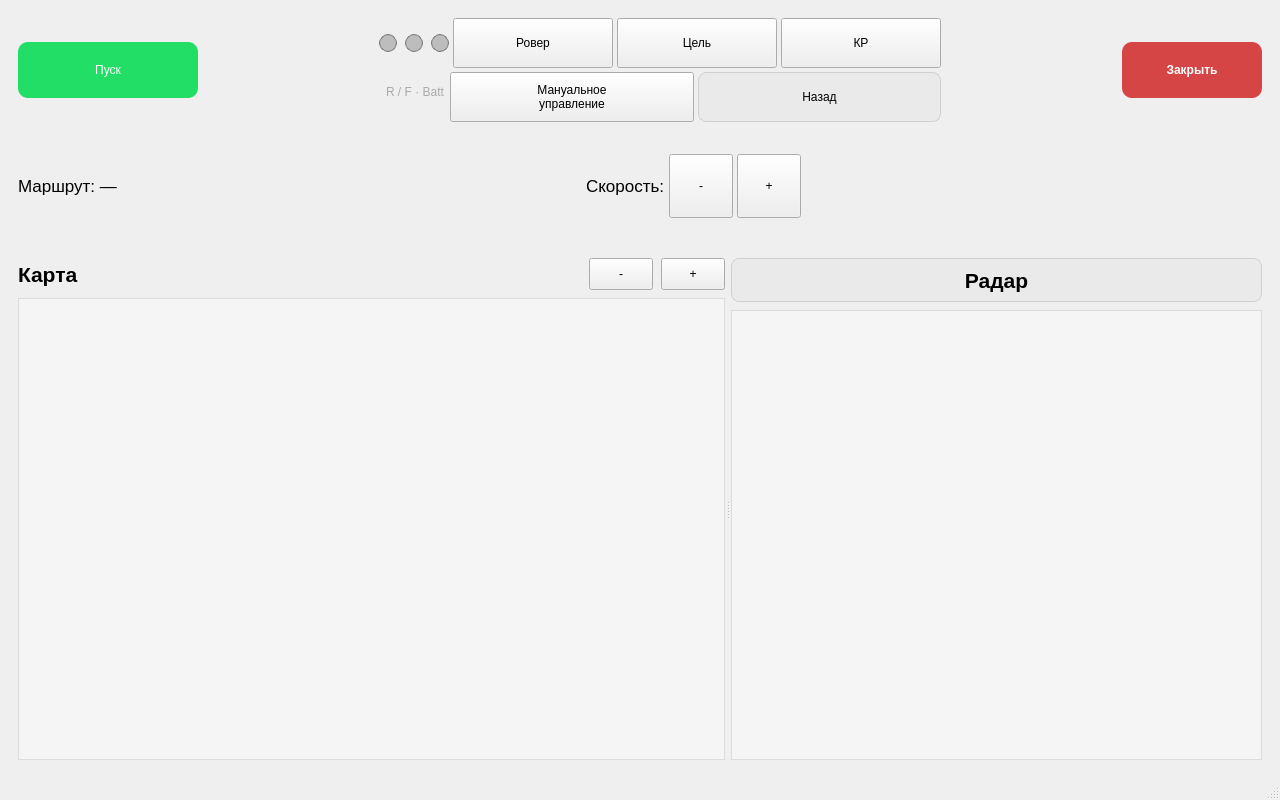
This is lidar_guard_ws/src/lidar_guard/ui/main_window.ui in AndreiPurits/platform_control_project as Qt 5 draws it before an edit. The edited form follows.
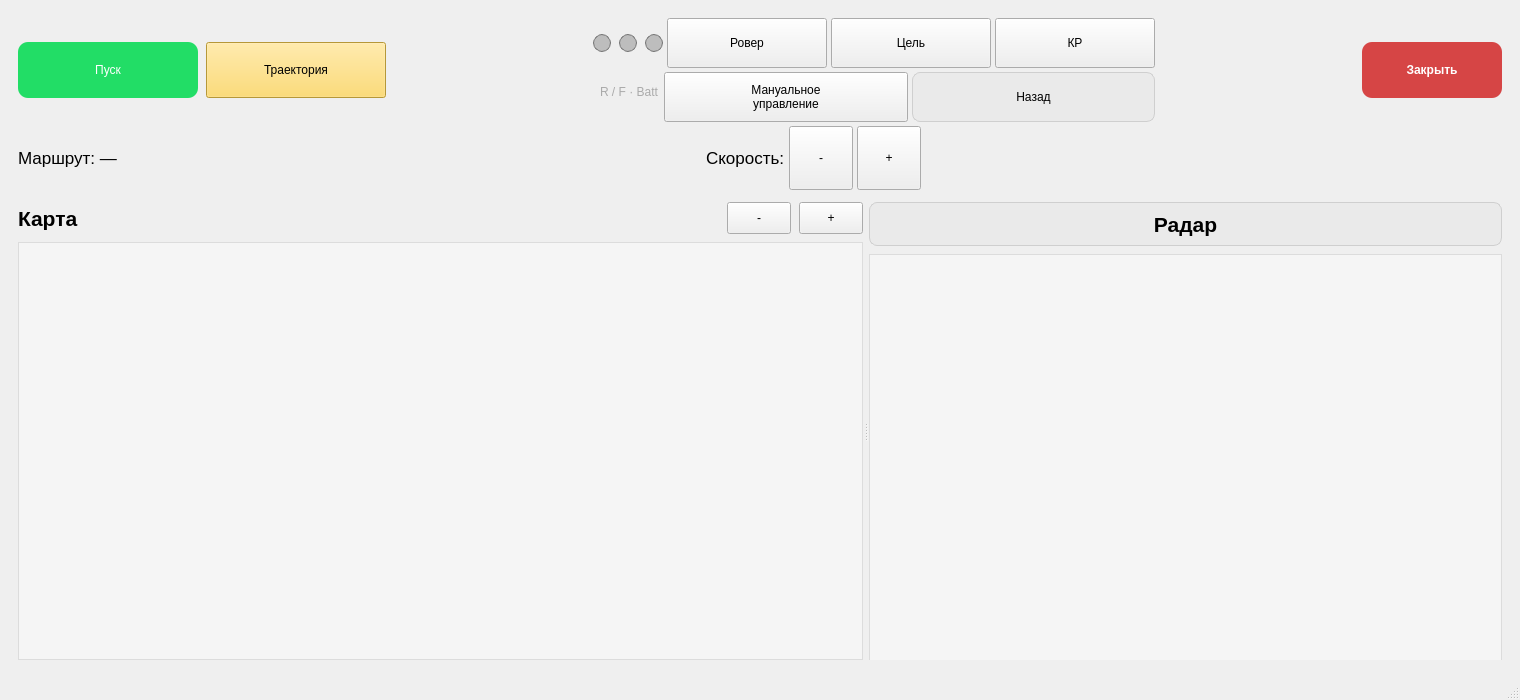
This is the edited form.

Commit message: Trajectory mode, flags logic, trajectory editor, routing fixes

The edit to the form file:
```diff
--- a/lidar_guard_ws/src/lidar_guard/ui/main_window.ui
+++ b/lidar_guard_ws/src/lidar_guard/ui/main_window.ui
@@ -6,20 +6,20 @@
    <rect>
     <x>0</x>
     <y>0</y>
-    <width>1280</width>
-    <height>800</height>
+    <width>1520</width>
+    <height>700</height>
    </rect>
   </property>
   <property name="minimumSize">
    <size>
-    <width>1280</width>
-    <height>800</height>
+    <width>1520</width>
+    <height>700</height>
    </size>
   </property>
   <property name="maximumSize">
    <size>
-    <width>1280</width>
-    <height>800</height>
+    <width>1520</width>
+    <height>700</height>
    </size>
   </property>
   <property name="windowTitle">
@@ -299,6 +299,22 @@
               </property>
              </widget>
             </item>
+            <item>
+             <widget class="QPushButton" name="btnTrajectory">
+              <property name="minimumSize">
+               <size>
+                <width>180</width>
+                <height>56</height>
+               </size>
+              </property>
+              <property name="styleSheet">
+               <string notr="true">background-color: #ffd54f;</string>
+              </property>
+              <property name="text">
+               <string>Траектория</string>
+              </property>
+             </widget>
+            </item>
             <item>
              <spacer name="driveTopSpacerLeft">
               <property name="orientation">
```
The commit also changes 16 other files.
